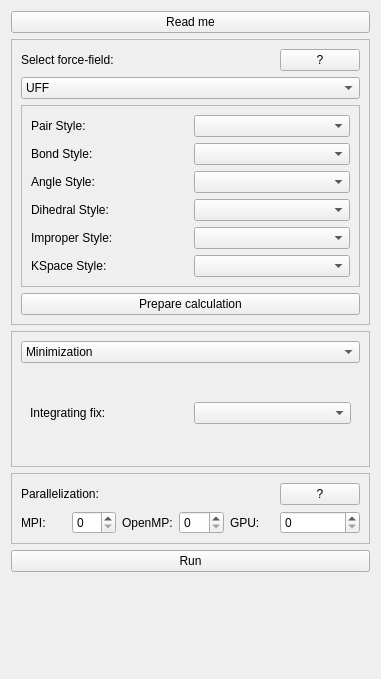
Qt form vipster/qt/toolwidgets/lammpswidget.lmp.ui (sgsaenger/vipster) before a commit.
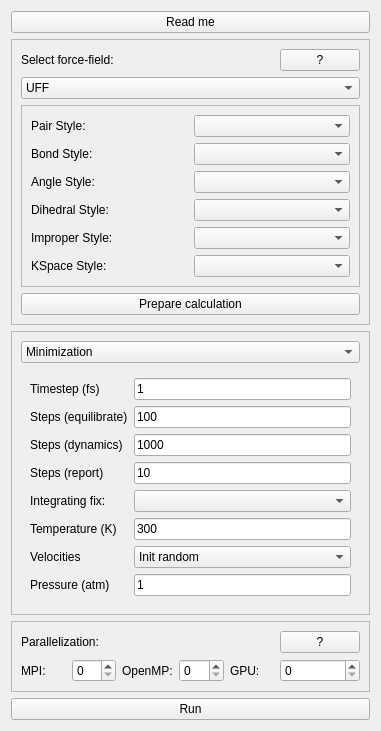
The same form after that commit. The open tabs and pages were chosen to show the change.

Diff of the .ui file:
```diff
--- a/vipster/qt/toolwidgets/lammpswidget.lmp.ui
+++ b/vipster/qt/toolwidgets/lammpswidget.lmp.ui
@@ -381,16 +381,132 @@
         </widget>
         <widget class="QWidget" name="page_2">
          <layout class="QGridLayout" name="gridLayout_5">
-          <item row="0" column="0">
+          <item row="4" column="0">
            <widget class="QLabel" name="mdLabel">
             <property name="text">
              <string>Integrating fix:</string>
             </property>
            </widget>
           </item>
+          <item row="0" column="0">
+           <widget class="QLabel" name="timeLabel">
+            <property name="text">
+             <string>Timestep (fs)</string>
+            </property>
+            <property name="buddy">
+             <cstring>timeInput</cstring>
+            </property>
+           </widget>
+          </item>
+          <item row="7" column="1">
+           <widget class="QComboBox" name="velSel">
+            <item>
+             <property name="text">
+              <string>Init random</string>
+             </property>
+            </item>
+            <item>
+             <property name="text">
+              <string>Heat ramp (NVT)</string>
+             </property>
+            </item>
+            <item>
+             <property name="text">
+              <string>Use existing velocities</string>
+             </property>
+            </item>
+           </widget>
+          </item>
+          <item row="7" column="0">
+           <widget class="QLabel" name="velLabel">
+            <property name="text">
+             <string>Velocities</string>
+            </property>
+           </widget>
+          </item>
+          <item row="1" column="1">
+           <widget class="QLineEdit" name="equibInput">
+            <property name="text">
+             <string>100</string>
+            </property>
+           </widget>
+          </item>
           <item row="0" column="1">
+           <widget class="QLineEdit" name="timeInput">
+            <property name="text">
+             <string>1</string>
+            </property>
+           </widget>
+          </item>
+          <item row="2" column="1">
+           <widget class="QLineEdit" name="stepInput">
+            <property name="text">
+             <string>1000</string>
+            </property>
+           </widget>
+          </item>
+          <item row="2" column="0">
+           <widget class="QLabel" name="stepLabel">
+            <property name="text">
+             <string>Steps (dynamics)</string>
+            </property>
+            <property name="buddy">
+             <cstring>stepInput</cstring>
+            </property>
+           </widget>
+          </item>
+          <item row="8" column="0">
+           <widget class="QLabel" name="pressLabel">
+            <property name="text">
+             <string>Pressure (atm)</string>
+            </property>
+           </widget>
+          </item>
+          <item row="4" column="1">
            <widget class="QComboBox" name="mdSel"/>
           </item>
+          <item row="1" column="0">
+           <widget class="QLabel" name="equibLabel">
+            <property name="text">
+             <string>Steps (equilibrate)</string>
+            </property>
+           </widget>
+          </item>
+          <item row="5" column="0">
+           <widget class="QLabel" name="tempLabel">
+            <property name="text">
+             <string>Temperature (K)</string>
+            </property>
+           </widget>
+          </item>
+          <item row="5" column="1">
+           <widget class="QLineEdit" name="tempInput">
+            <property name="text">
+             <string>300</string>
+            </property>
+           </widget>
+          </item>
+          <item row="8" column="1">
+           <widget class="QLineEdit" name="pressInput">
+            <property name="text">
+             <string>1</string>
+            </property>
+           </widget>
+          </item>
+          <item row="3" column="1">
+           <widget class="QLineEdit" name="reportInput">
+            <property name="text">
+             <string>10</string>
+            </property>
+           </widget>
+          </item>
+          <item row="3" column="0">
+           <widget class="QLabel" name="reportLabel">
+            <property name="text">
+             <string>Steps (report)</string>
+            </property>
+           </widget>
+          </item>
          </layout>
         </widget>
        </widget>
```
Left out of the diff: 103 changed lines with no effect on the pictures.
